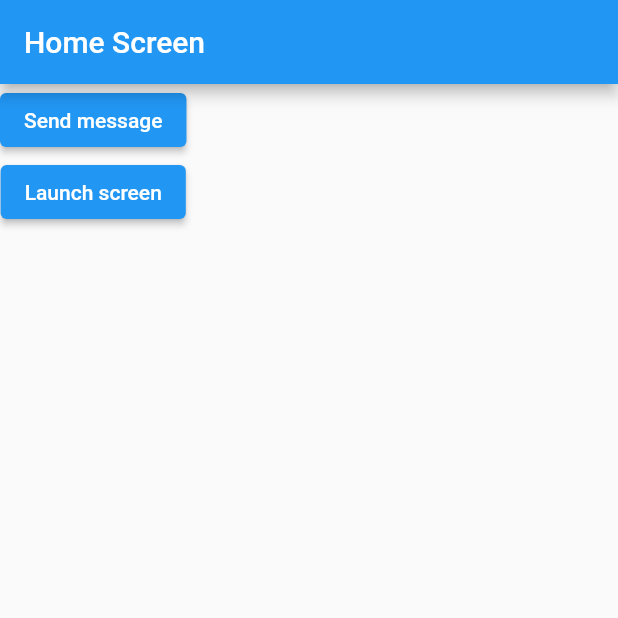
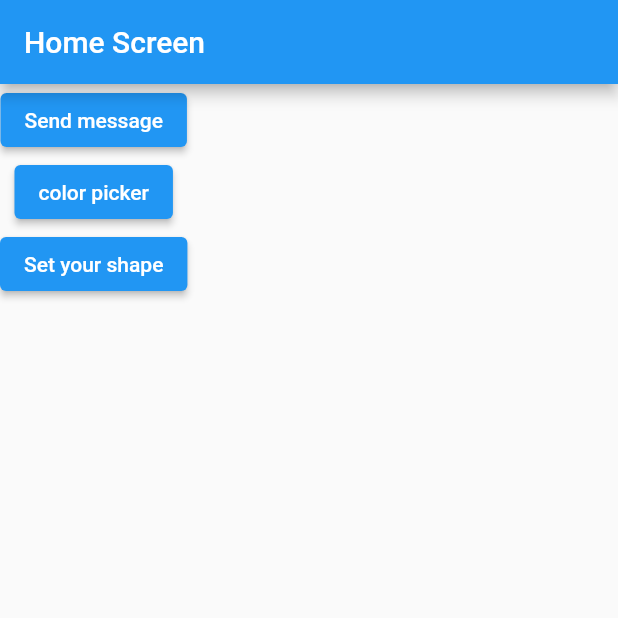
Before and after one commit to lalpix/Hex_Lights, a Flutter app: the screen it shows after launch, after a tap on "Send message", on a phone screen of 412 x 824 dp, the top half of it. Run offline on Flutter 3.47's test engine with Material 2 defaults, Android fonts, the phone set to English and light mode, and no system bars; our stand-ins replace flutter_colorpicker, hive; missing offline and left inert: dart:ffi, hexagon, mqtt_client; accounts and stored records are empty.

Commit message:
basics block ready

```diff
--- a/Flutter_App/hex_lights_app/lib/home_screen.dart
+++ b/Flutter_App/hex_lights_app/lib/home_screen.dart
@@ -1,9 +1,6 @@
 import 'package:flutter/material.dart';
-import 'package:mqtt_client/mqtt_browser_client.dart';
-import 'package:mqtt_client/mqtt_client.dart';
-import 'package:mqtt_client/mqtt_server_client.dart';
-import 'package:typed_data/src/typed_buffer.dart';
-
+import 'package:flutter_colorpicker/flutter_colorpicker.dart';
+import 'package:hive/hive.dart';
 import 'mymqtt.dart';
 
 class FirstScreen extends StatefulWidget {
@@ -15,14 +12,18 @@ class FirstScreen extends StatefulWidget {
 class _FirstScreenState extends State<FirstScreen> {
   @override
   void initState() {
-    mqttClient = MQTTClientWrapper();
+
     mqttClient.prepareMqttClient();
-    client = mqttClient.client;
     super.initState();
   }
 
+  Color pickerColor = Color(0xff443a49);
+  Color currentColor = Color(0xff443a49);
+  late Box box;
   MQTTClientWrapper mqttClient = MQTTClientWrapper();
-  late MqttServerClient client;
+  void changeColor(Color color) {
+    setState(() => pickerColor = color);
+  }
 
   @override
   Widget build(BuildContext context) {
@@ -34,19 +35,99 @@ class _FirstScreenState extends State<FirstScreen> {
         children: [
           ElevatedButton(
               onPressed: () {
-                client.publishMessage(
-                    "test", MqttQos.exactlyOnce, "sending msg" as Uint8Buffer);
+                mqttClient.publishMessage("test", 'message');
               },
               child: const Text("Send message")),
+          ElevatedButton(onPressed: (){
+                            showDialog(
+                                context: context,
+                                builder: (BuildContext context){
+                                  return AlertDialog(
+                                      title: Text('Pick a color!'),
+                                      content: SingleChildScrollView(
+                                        child: ColorPicker(
+                                          pickerColor: pickerColor, //default color
+                                          onColorChanged: (Color color){ //on color picked
+                                              setState(() {
+                                                pickerColor = color;
+                                              });
+                                          },
+                                        ),
+                                      ),
+                                      actions: <Widget>[
+                                        ElevatedButton(
+                                          child: const Text('DONE'),
+                                          onPressed: () {
+                                            Navigator.of(context).pop(); //dismiss the color picker
+                                          },
+                                        ),
+                                      ],
+                                  );
+                              }
+                            );
+
+                        }, child: Text("color picker")),
+
           ElevatedButton(
             onPressed: () {
               Navigator.pushNamed(context, '/setShape');
               // Navigate to the second screen when tapped.
             },
-            child: const Text('Launch screen'),
+            child: const Text('Set your shape'),
           ),
-        ],
-      ),
+            ],
+   ),
+   /*
+        TabBarView(
+            children: <Widget>[
+
+              MaterialColorPickerExample(
+                  pickerColor: currentColor, onColorChanged: changeColor),
+
+            ],
+          ),*/
+
     );
   }
+  /*
+  showDialog(
+  context: context,
+  child: AlertDialog(
+      title: const Text('Pick a color!'),
+      content: SingleChildScrollView(
+        child: ColorPicker(
+          pickerColor: pickerColor,
+          onColorChanged: changeColor,
+        ),
+        // Use Material color picker:
+        //
+        // child: MaterialPicker(
+        //   pickerColor: pickerColor,
+        //   onColorChanged: changeColor,
+        //   showLabel: true, // only on portrait mode
+        // ),
+        //
+        // Use Block color picker:
+        //
+        // child: BlockPicker(
+        //   pickerColor: currentColor,
+        //   onColorChanged: changeColor,
+        // ),
+        //
+        // child: MultipleChoiceBlockPicker(
+        //   pickerColors: currentColors,
+        //   onColorsChanged: changeColors,
+        // ),
+      ),
+      actions: <Widget>[
+        ElevatedButton(
+          child: const Text('Got it'),
+          onPressed: () {
+            setState(() => currentColor = pickerColor);
+            Navigator.of(context).pop();
+          },
+        ),
+      ],
+    ),
+  );*/
 }
--- a/Flutter_App/hex_lights_app/lib/main.dart
+++ b/Flutter_App/hex_lights_app/lib/main.dart
@@ -1,5 +1,4 @@
 import 'dart:io';
-
 import 'package:flutter/material.dart';
 import 'package:hive/hive.dart';
 import 'set_screen.dart';
@@ -7,11 +6,10 @@ import 'home_screen.dart';
 
 void main() async {
   var path = Directory.current.path;
+  /*
   Hive.init(path);
-  //..registerAdapter(PersonAdapter());
-  // var box = await Hive.openBox('testBox');
-
-
+  Hive.openBox('Box');
+  */
   runApp(const MyApp());
 }
 
@@ -28,7 +26,7 @@ class MyApp extends StatelessWidget {
       ),
       initialRoute: "/home",
       routes: {
-        '/home': (context) =>  const FirstScreen(),
+        '/home': (context) => const FirstScreen(),
         '/setShape': (context) => const SetShapePage(title: 'Set shape page'),
       },
     );
--- a/Flutter_App/hex_lights_app/lib/mymqtt.dart
+++ b/Flutter_App/hex_lights_app/lib/mymqtt.dart
@@ -15,6 +15,20 @@ enum MqttCurrentConnectionState {
 enum MqttSubscriptionState { IDLE, SUBSCRIBED }
 
 class MQTTClientWrapper {
+  List<String> myTopics = [
+    'power',
+    'clr1',
+    'clr2',
+    'clr3',
+    'mode',
+    'anim',
+    'fade',
+    'brightness',
+    'speed'
+  ];
+  static const _chars =
+      'AaBbCcDdEeFfGgHhIiJjKkLlMmNnOoPpQqRrSsTtUuVvWwXxYyZz1234567890';
+  final Random _rnd = Random();
   late MqttServerClient client;
 
   MqttCurrentConnectionState connectionState = MqttCurrentConnectionState.IDLE;
@@ -24,8 +38,6 @@ class MQTTClientWrapper {
   void prepareMqttClient() async {
     _setupMqttClient();
     await _connectClient();
-    _subscribeToTopic('test');
-    _publishMessage('test', 'Hello');
   }
 
   // waiting for the connection, if an error occurs, print it and disconnect
@@ -52,15 +64,10 @@ class MQTTClientWrapper {
     }
   }
 
-  static const _chars =
-      'AaBbCcDdEeFfGgHhIiJjKkLlMmNnOoPpQqRrSsTtUuVvWwXxYyZz1234567890';
-  final Random _rnd = Random();
-
   String getRandomString(int length) => String.fromCharCodes(Iterable.generate(
       length, (_) => _chars.codeUnitAt(_rnd.nextInt(_chars.length))));
 
   void _setupMqttClient() {
-
     client = MqttServerClient.withPort(
         '40f92d98eff64948bc91d8aeed757337.s2.eu.hivemq.cloud',
         'MobileApp_${getRandomString(5)}',
@@ -69,18 +76,17 @@ class MQTTClientWrapper {
     // the next 2 lines are necessary to connect with tls, which is used by HiveMQ Cloud
     client.secure = true;
     client.securityContext = SecurityContext.defaultContext;
-    client.keepAlivePeriod = 20;
+    //client.keepAlivePeriod = 20;
     client.onDisconnected = _onDisconnected;
     client.onConnected = _onConnected;
-    client.onSubscribed = _onSubscribed;
   }
 
-  void _subscribeToTopic(String topicName) {
+  void subscribeToTopic(String topicName) {
     print('Subscribing to the $topicName topic');
     client.subscribe(topicName, MqttQos.atMostOnce);
-
-    // print the message when it is received
     client.updates?.listen((List<MqttReceivedMessage<MqttMessage>> c) {
+      //here add msg handler
+      //probably not needed for app
       final MqttMessage recMess = c[0].payload;
       var message = recMess.toString;
 
@@ -89,18 +95,10 @@ class MQTTClientWrapper {
     });
   }
 
-  void _publishMessage(String topic, String message) {
+  void publishMessage(String topic, String message) {
     final MqttClientPayloadBuilder builder = MqttClientPayloadBuilder();
     builder.addString(message);
-
-    print('Publishing message "$message" to topic $topic');
     client.publishMessage(topic, MqttQos.exactlyOnce, builder.payload!);
-  }
-
-  // callbacks for different events
-  void _onSubscribed(String topic) {
-    print('Subscription confirmed for topic $topic');
-    subscriptionState = MqttSubscriptionState.SUBSCRIBED;
   }
 
   void _onDisconnected() {
--- a/Flutter_App/hex_lights_app/pubspec.yaml
+++ b/Flutter_App/hex_lights_app/pubspec.yaml
@@ -39,6 +39,7 @@ dependencies:
   mqtt_client: ^9.7.4
   ini: '>=1.0.0'
   hive: ^2.2.3
+  flutter_colorpicker: ^1.0.3
 
 dev_dependencies:
   flutter_test:
```
Also changed, not shown: Flutter_App/hex_lights_app/pubspec.lock.
